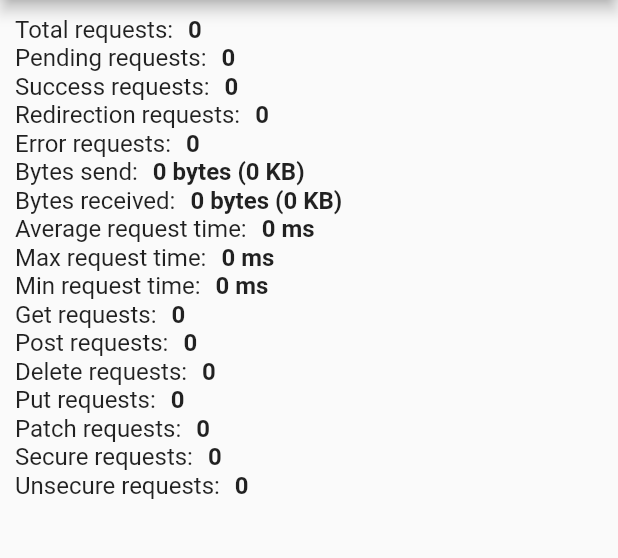
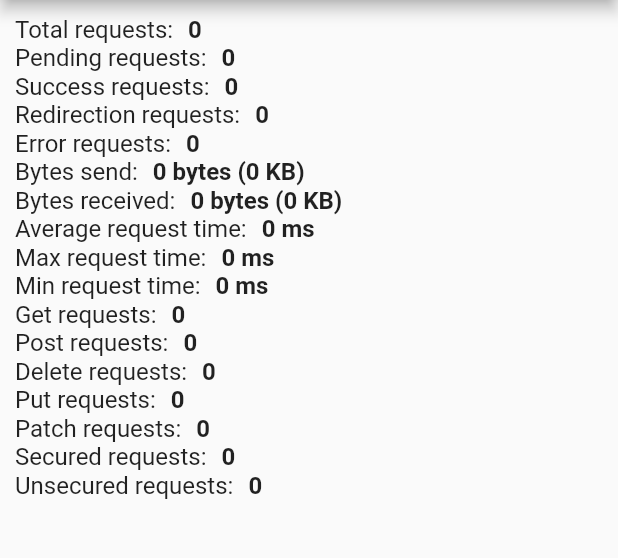
Before and after one commit to jhomlala/alice, a Flutter app: the AliceStatsScreen screen opened directly with empty values, on a phone screen of 412 x 824 dp, the part 84-642 px from its top. Run offline on Flutter 3.47's test engine with Material 2 defaults, Android fonts, the phone set to English and light mode, and no system bars; our stand-ins replace dio, flutter_local_notifications, rxdart.

```diff
--- a/lib/ui/alice_stats_screen.dart
+++ b/lib/ui/alice_stats_screen.dart
@@ -36,8 +36,8 @@ class AliceStatsScreen extends StatelessWidget {
               _getRow("Delete requests:", "${_getRequests("DELETE")} "),
               _getRow("Put requests:", "${_getRequests("PUT")} "),
               _getRow("Patch requests:", "${_getRequests("PATCH")} "),
-              _getRow("Secure requests:", "${_getSecureRequests()}"),
-              _getRow("Unsecure requests:", "${_getUnsecureRequests()}"),
+              _getRow("Secured requests:", "${_getSecuredRequests()}"),
+              _getRow("Unsecured requests:", "${_getUnsecuredRequests()}"),
             ],
           ))),
     );
@@ -190,7 +190,7 @@ class AliceStatsScreen extends StatelessWidget {
     return requests;
   }
 
-  int _getSecureRequests(){
+  int _getSecuredRequests(){
     int requests = 0;
     calls.forEach((AliceHttpCall call) {
       if (call.secure) {
@@ -200,7 +200,7 @@ class AliceStatsScreen extends StatelessWidget {
     return requests;
   }
 
-  int _getUnsecureRequests(){
+  int _getUnsecuredRequests(){
     int requests = 0;
     calls.forEach((AliceHttpCall call) {
       if (!call.secure) {
```
